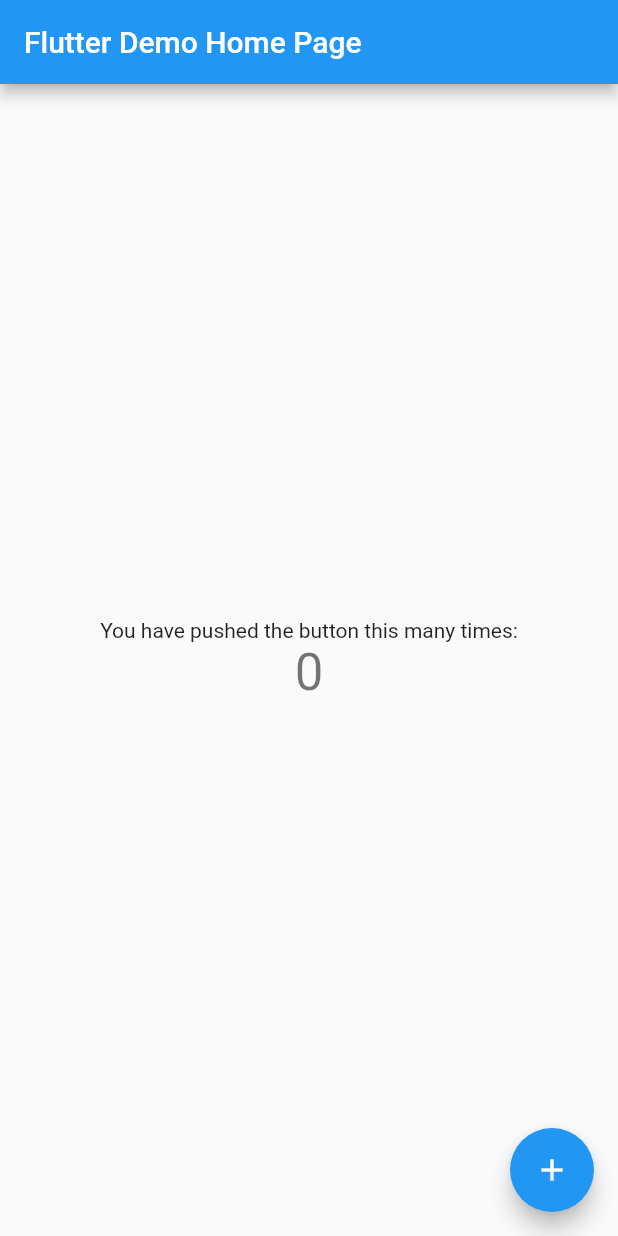
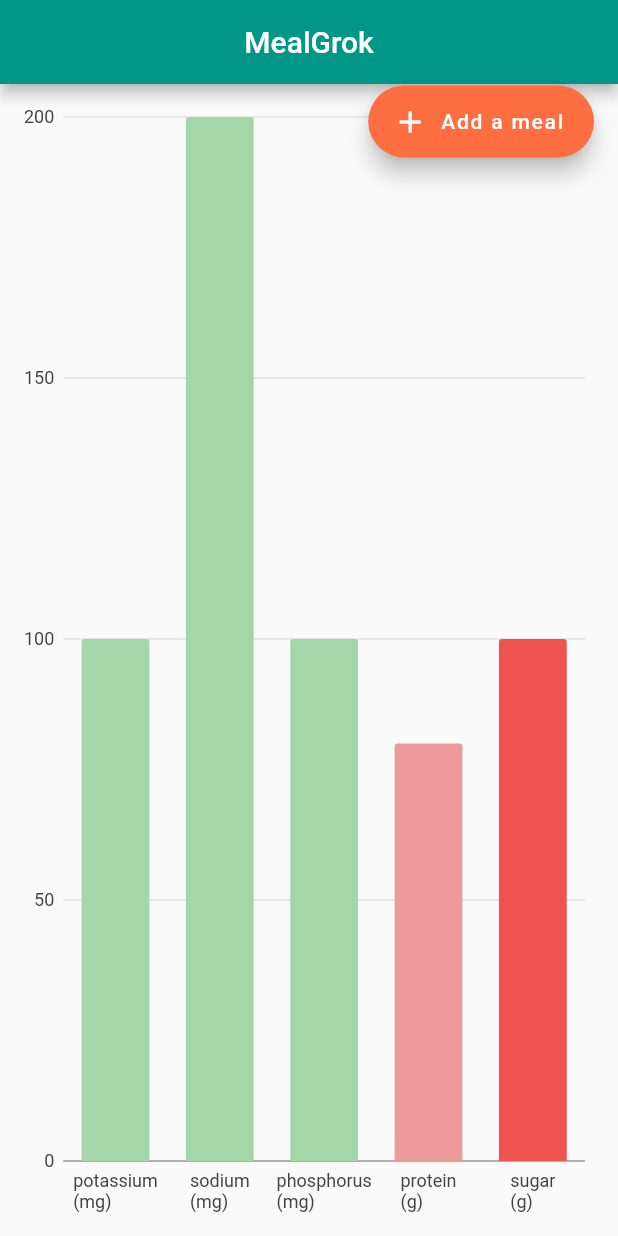
Before and after one commit to bocalettirocco/mealgrok, a Flutter app: the screen it shows after launch, on a phone screen of 412 x 824 dp. Run offline on Flutter 3.47's test engine with Material 2 defaults, Android fonts, the phone set to English and light mode, and no system bars; our stand-ins replace charts_flutter.

Commit message:
add models and controller stubs with fake future data

```diff
--- /dev/null
+++ b/lib/controllers/meal_controller.dart
@@ -0,0 +1,28 @@
+import 'dart:async';
+import 'package:mealgrok/models/meal.dart';
+import 'package:mealgrok/controllers/food_controller.dart';
+
+class MealController {
+
+  static Future<List<Meal>> getMeals(DateTime day) async {
+    final List<Meal> data = [
+      Meal(
+        name: 'Scrambled Eggs',
+        dateAdded: day,
+        foods: await FoodController.getFoods(DateTime.now()),
+      ),
+      Meal(
+        name: 'Steak and Potatoes',
+        dateAdded: day,
+        foods: await FoodController.getFoods(DateTime.now()),
+      ),
+      Meal(
+        name: 'Gumbo',
+        dateAdded: day,
+        foods: await FoodController.getFoods(DateTime.now()),
+      ),
+    ];
+    print('returning data from meal controller');
+    return Future.delayed(const Duration(milliseconds: 3), () => data);
+  }
+}
--- /dev/null
+++ b/lib/controllers/nutrient_controller.dart
@@ -0,0 +1,45 @@
+import 'dart:async';
+import 'package:flutter/material.dart';
+import 'package:charts_flutter/flutter.dart' as charts;
+import 'package:mealgrok/models/nutrient.dart';
+
+class NutrientController {
+
+
+  static Future<List<Nutrient>> getNutrients(DateTime day) {
+    final List<Nutrient> data = [
+      Nutrient(
+        value: 100,
+        units: 'mg',
+        nutrientName: 'potassium',
+        barColor: charts.ColorUtil.fromDartColor(Colors.green[200]),
+      ),
+      Nutrient(
+        value: 200,
+        units: 'mg',
+        nutrientName: 'sodium',
+        barColor: charts.ColorUtil.fromDartColor(Colors.green[200]),
+      ),
+      Nutrient(
+        value: 100,
+        units: 'mg',
+        nutrientName: 'phosphorus',
+        barColor: charts.ColorUtil.fromDartColor(Colors.green[200]),
+      ),
+      Nutrient(
+        value: 80,
+        units: 'g',
+        nutrientName: 'protein',
+        barColor: charts.ColorUtil.fromDartColor(Colors.red[200]),
+      ),
+      Nutrient(
+        value: 100,
+        units: 'g',
+        nutrientName: 'sugar',
+        barColor: charts.ColorUtil.fromDartColor(Colors.red[400]),
+      ),
+    ];
+
+    return Future.delayed(const Duration(seconds: 1), () => data);
+  }
+}
--- a/lib/main.dart
+++ b/lib/main.dart
@@ -1,111 +1,18 @@
 import 'package:flutter/material.dart';
+import 'package:mealgrok/views/graph_view.dart';
 
-void main() => runApp(MyApp());
+void main() => runApp(App());
 
-class MyApp extends StatelessWidget {
-  // This widget is the root of your application.
+class App extends StatelessWidget {
   @override
   Widget build(BuildContext context) {
     return MaterialApp(
-      title: 'Flutter Demo',
+      debugShowCheckedModeBanner: false,
+      title: 'MealGrok',
       theme: ThemeData(
-        // This is the theme of your application.
-        //
-        // Try running your application with "flutter run". You'll see the
-        // application has a blue toolbar. Then, without quitting the app, try
-        // changing the primarySwatch below to Colors.green and then invoke
-        // "hot reload" (press "r" in the console where you ran "flutter run",
-        // or simply save your changes to "hot reload" in a Flutter IDE).
-        // Notice that the counter didn't reset back to zero; the application
-        // is not restarted.
-        primarySwatch: Colors.blue,
+        primarySwatch: Colors.teal,
       ),
-      home: MyHomePage(title: 'Flutter Demo Home Page'),
+      home: GraphView(title: 'MealGrok', tooltip: 'Add a meal'),
     );
   }
 }
-
-class MyHomePage extends StatefulWidget {
-  MyHomePage({Key key, this.title}) : super(key: key);
-
-  // This widget is the home page of your application. It is stateful, meaning
-  // that it has a State object (defined below) that contains fields that affect
-  // how it looks.
-
-  // This class is the configuration for the state. It holds the values (in this
-  // case the title) provided by the parent (in this case the App widget) and
-  // used by the build method of the State. Fields in a Widget subclass are
-  // always marked "final".
-
-  final String title;
-
-  @override
-  _MyHomePageState createState() => _MyHomePageState();
-}
-
-class _MyHomePageState extends State<MyHomePage> {
-  int _counter = 0;
-
-  void _incrementCounter() {
-    setState(() {
-      // This call to setState tells the Flutter framework that something has
-      // changed in this State, which causes it to rerun the build method below
-      // so that the display can reflect the updated values. If we changed
-      // _counter without calling setState(), then the build method would not be
-      // called again, and so nothing would appear to happen.
-      _counter++;
-    });
-  }
-
-  @override
-  Widget build(BuildContext context) {
-    // This method is rerun every time setState is called, for instance as done
-    // by the _incrementCounter method above.
-    //
-    // The Flutter framework has been optimized to make rerunning build methods
-    // fast, so that you can just rebuild anything that needs updating rather
-    // than having to individually change instances of widgets.
-    return Scaffold(
-      appBar: AppBar(
-        // Here we take the value from the MyHomePage object that was created by
-        // the App.build method, and use it to set our appbar title.
-        title: Text(widget.title),
-      ),
-      body: Center(
-        // Center is a layout widget. It takes a single child and positions it
-        // in the middle of the parent.
-        child: Column(
-          // Column is also a layout widget. It takes a list of children and
-          // arranges them vertically. By default, it sizes itself to fit its
-          // children horizontally, and tries to be as tall as its parent.
-          //
-          // Invoke "debug painting" (press "p" in the console, choose the
-          // "Toggle Debug Paint" action from the Flutter Inspector in Android
-          // Studio, or the "Toggle Debug Paint" command in Visual Studio Code)
-          // to see the wireframe for each widget.
-          //
-          // Column has various properties to control how it sizes itself and
-          // how it positions its children. Here we use mainAxisAlignment to
-          // center the children vertically; the main axis here is the vertical
-          // axis because Columns are vertical (the cross axis would be
-          // horizontal).
-          mainAxisAlignment: MainAxisAlignment.center,
-          children: <Widget>[
-            Text(
-              'You have pushed the button this many times:',
-            ),
-            Text(
-              '$_counter',
-              style: Theme.of(context).textTheme.display1,
-            ),
-          ],
-        ),
-      ),
-      floatingActionButton: FloatingActionButton(
-        onPressed: _incrementCounter,
-        tooltip: 'Increment',
-        child: Icon(Icons.add),
-      ), // This trailing comma makes auto-formatting nicer for build methods.
-    );
-  }
-}
--- /dev/null
+++ b/lib/models/meal.dart
@@ -0,0 +1,14 @@
+import 'package:flutter/foundation.dart';
+import 'package:mealgrok/models/food.dart';
+
+class Meal {
+  final DateTime dateAdded;
+  final String name;
+  List<Food> foods;
+
+  Meal({
+    @required this.name,
+    @required this.dateAdded,
+    @required this.foods,
+  });
+}
--- /dev/null
+++ b/lib/models/nutrient.dart
@@ -0,0 +1,16 @@
+import 'package:flutter/foundation.dart';
+import 'package:charts_flutter/flutter.dart' as charts;
+
+class Nutrient {
+  final int value;
+  final String nutrientName;
+  final String units;
+  final charts.Color barColor;
+
+  Nutrient({
+    @required this.value,
+    @required this.nutrientName,
+    @required this.units,
+    this.barColor,
+  });
+}
--- /dev/null
+++ b/lib/views/graph_view.dart
@@ -0,0 +1,58 @@
+import 'package:flutter/material.dart';
+import 'package:mealgrok/views/nutrient_graph.dart';
+import 'package:mealgrok/views/search_meals_view.dart';
+
+class GraphView extends StatefulWidget {
+  GraphView({Key key, this.title, this.tooltip}) : super(key: key);
+
+  final String searchMealsTitle= 'Search Meals';
+  final String title;
+  final String tooltip;
+
+  @override
+  _GraphViewState createState() => _GraphViewState();
+}
+
+class _GraphViewState extends State<GraphView> {
+
+  final GlobalKey<ScaffoldState> _scaffoldKey = GlobalKey<ScaffoldState>();
+
+  _navigateToFormAndDisplayResult(BuildContext context) async {
+    final result = await Navigator.push(context, MaterialPageRoute(builder: (_) => SearchMealsView(title: widget.searchMealsTitle,)));
+    if (result != null) {
+      _scaffoldKey.currentState
+        ..removeCurrentSnackBar()
+        ..showSnackBar(SnackBar(content: Text('$result')));
+
+      // Future.delayed(const Duration(milliseconds: _snackbarSleep), () {
+      //   setState(() {
+      //     Navigator.pushReplacement(context, MaterialPageRoute(builder: (_) => JournalView(_getStyles,_toggleDarkMode)));
+      //   });
+      // });
+    }
+  }
+
+  @override
+  Widget build(BuildContext context) {
+    return Scaffold(
+      key: _scaffoldKey,
+      appBar: AppBar(
+        title: Center(child: Text(widget.title)),
+      ),
+      body: Center(
+          child: NutrientGraph(),
+        ),
+      floatingActionButtonLocation: FloatingActionButtonLocation.endTop,
+      floatingActionButton: Padding(
+        padding: const EdgeInsets.only(top: 50.0),
+        child: FloatingActionButton.extended(
+          onPressed: () => _navigateToFormAndDisplayResult(context),
+          tooltip: widget.tooltip,
+          label: Text(widget.tooltip),
+          icon: Icon(Icons.add),
+          backgroundColor: Colors.deepOrangeAccent,
+        ),
+      ),
+    );
+  }
+}
--- /dev/null
+++ b/lib/views/nutrient_graph.dart
@@ -0,0 +1,47 @@
+import 'package:flutter/material.dart';
+import 'package:charts_flutter/flutter.dart' as charts;
+import 'package:mealgrok/models/nutrient.dart';
+import 'package:mealgrok/controllers/nutrient_controller.dart';
+
+
+
+class NutrientGraph extends StatelessWidget {
+  static const String graphId = 'nutrients';
+
+  @override
+  Widget build(BuildContext context) {
+
+    return FutureBuilder(
+      future: NutrientController.getNutrients(DateTime.now()),
+      builder: (context, snapshot) {
+        if(!snapshot.hasData) {
+            return Center(child: CircularProgressIndicator());
+        }
+
+        List<charts.Series<Nutrient, String>> series = [
+          charts.Series(
+            id: graphId,
+            data: snapshot.data,
+            domainFn: (Nutrient series, _) => '${series.nutrientName}\n(${series.units})',
+            measureFn: (Nutrient series, _) => series.value,
+            colorFn: (Nutrient series, _) => series.barColor,
+        )];
+
+        return Padding(
+          padding: const EdgeInsets.all(8.0),
+          child: charts.BarChart(
+            series,
+            animate: true,
+            customSeriesRenderers: [
+              charts.BarTargetLineRendererConfig<String>(
+              // ID used to link series to this renderer.
+              customRendererId: 'customTargetLine',
+              groupingType: charts.BarGroupingType.stacked)
+            ],
+          ),
+        );
+      }
+    );
+  }
+
+}
```
Also changed, not shown: lib/controllers/food_controller.dart (added, +25 -0 lines), lib/models/food.dart (added, +12 -0 lines), lib/views/search_foods_view.dart (added, +71 -0 lines), lib/views/search_meals_view.dart (added, +99 -0 lines), pubspec.yaml (+1 -10 lines), pubspec.lock, 1 other file.
